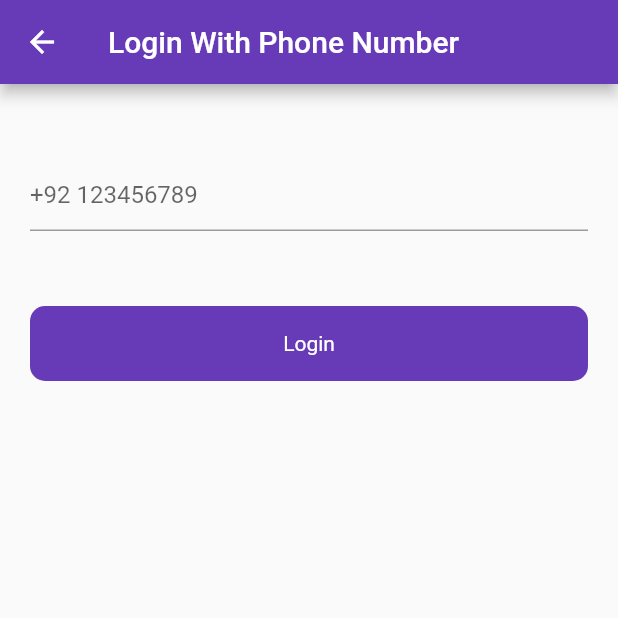
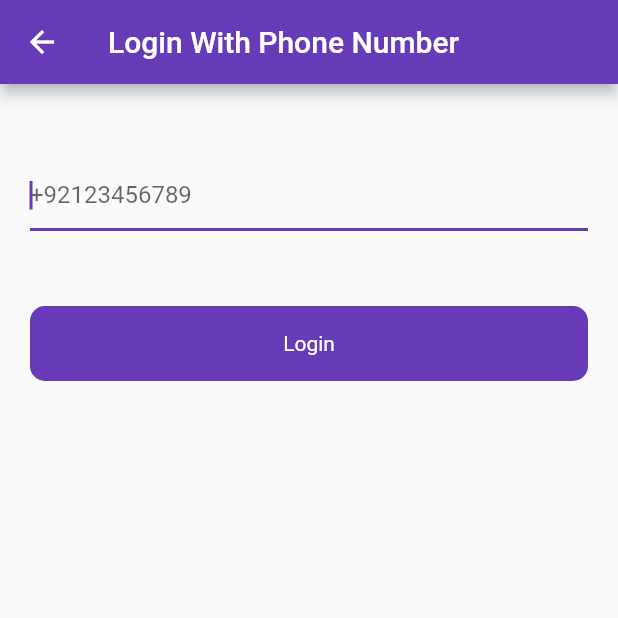
Before and after one commit to talhamehtab151/firebaseApp, a Flutter app: the screen it shows after launch, after a tap on "Login", after a tap on "Login With Phone", on a phone screen of 412 x 824 dp, the top half of it. Run offline on Flutter 3.47's test engine with Material 2 defaults, Android fonts, the light colour scheme and no system bars; our stand-ins replace bouncing_widget, firebase_auth, firebase_core, firebase_database, fluttertoast; missing offline and left inert: circular_reveal_animation; accounts and stored records are empty; network calls fail.

```diff
--- a/lib/ui/auth/login_screen.dart
+++ b/lib/ui/auth/login_screen.dart
@@ -50,7 +50,7 @@ class _LoginScreenState extends State<LoginScreen> {
     return Scaffold(
         appBar: AppBar(
             automaticallyImplyLeading: false,
-            title: Center(
+            title: const Center(
               child: Text("Login"),
             )),
         body: Padding(
@@ -77,7 +77,7 @@ class _LoginScreenState extends State<LoginScreen> {
                           prefixIcon: Icon(Icons.email),
                         ),
                       ),
-                      SizedBox(
+                      const SizedBox(
                         height: 20,
                       ),
                       TextFormField(
@@ -94,7 +94,7 @@ class _LoginScreenState extends State<LoginScreen> {
                           prefixIcon: Icon(Icons.lock),
                         ),
                       ),
-                      SizedBox(
+                      const SizedBox(
                         height: 20,
                       ),
                     ],
@@ -138,7 +138,7 @@ class _LoginScreenState extends State<LoginScreen> {
                   child: Center(child: Text("Login With Phone")),
                 ),
               ),
-              SizedBox(
+              const SizedBox(
                 height: 50,
               ),
               RoundButton(
@@ -149,7 +149,7 @@ class _LoginScreenState extends State<LoginScreen> {
                         MaterialPageRoute(
                             builder: (context) => BouncingWidgetClass()));
                   }),
-              SizedBox(
+              const SizedBox(
                 height: 50,
               ),
               RoundButton(
--- a/lib/ui/auth/login_with_phone_number.dart
+++ b/lib/ui/auth/login_with_phone_number.dart
@@ -28,8 +28,12 @@ class _LoginWithPhoneNumberState extends State<LoginWithPhoneNumber> {
               height: 50,
             ),
             TextFormField(
+              autofocus: true,
+              keyboardType: TextInputType.phone,
               controller: phoneNumberController,
-              decoration: InputDecoration(hintText: "+92 123456789"),
+              decoration: const InputDecoration(
+                hintText: "+92123456789",
+              ),
             ),
             const SizedBox(
               height: 50,
--- a/lib/ui/auth/verify_code.dart
+++ b/lib/ui/auth/verify_code.dart
@@ -31,6 +31,8 @@ class _VerifyCodeScreenState extends State<VerifyCodeScreen> {
               height: 50,
             ),
             TextFormField(
+              autofocus: true,
+              keyboardType: TextInputType.phone,
               controller: veridyCodeController,
               decoration: InputDecoration(hintText: "6 digit Code"),
             ),
--- a/lib/ui/splash_screen.dart
+++ b/lib/ui/splash_screen.dart
@@ -22,7 +22,7 @@ class _SplashScreenState extends State<SplashScreen> {
     return const Scaffold(
       body: Center(
           child: Text(
-        "Firebse Tutorials ",
+        "Splash Screen",
         style: TextStyle(fontSize: 30),
       )),
     );
--- a/lib/ui/widgets/round_button.dart
+++ b/lib/ui/widgets/round_button.dart
@@ -23,13 +23,13 @@ class RoundButton extends StatelessWidget {
         ),
         child: Center(
           child: loading
-              ? CircularProgressIndicator(
+              ? const CircularProgressIndicator(
                   strokeWidth: 3,
                   color: Colors.white,
                 )
               : Text(
                   title,
-                  style: TextStyle(color: Colors.white),
+                  style: const TextStyle(color: Colors.white),
                 ),
         ),
       ),
--- a/pubspec.yaml
+++ b/pubspec.yaml
@@ -41,6 +41,7 @@ dependencies:
   firebase_auth: ^3.4.2
   bouncing_widget: ^2.0.0
   circular_reveal_animation: ^2.0.1
+  firebase_database: ^9.1.5
 
 
 dev_dependencies:
```
Also changed, not shown: lib/ui/posts/add_post.dart (added, +70 -0 lines), lib/ui/posts/post_screen.dart (+28 -0 lines), pubspec.lock.
